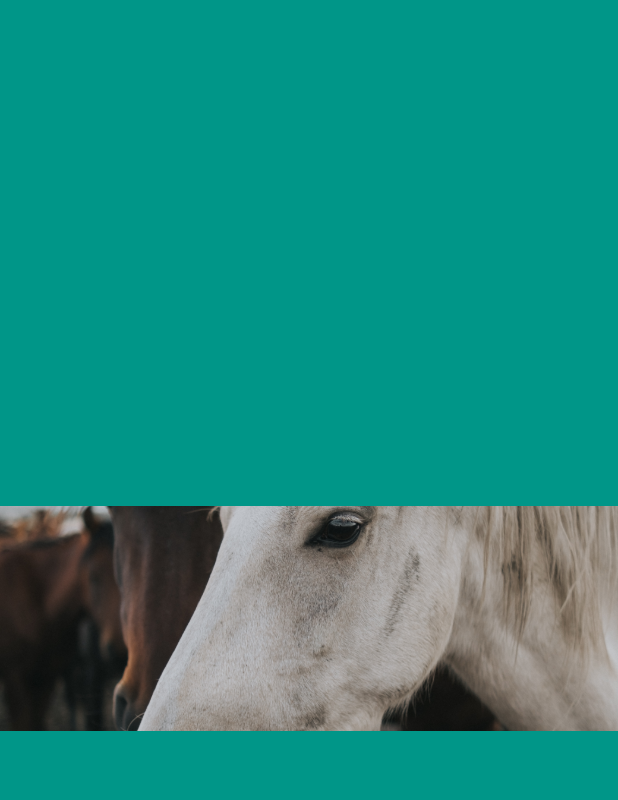
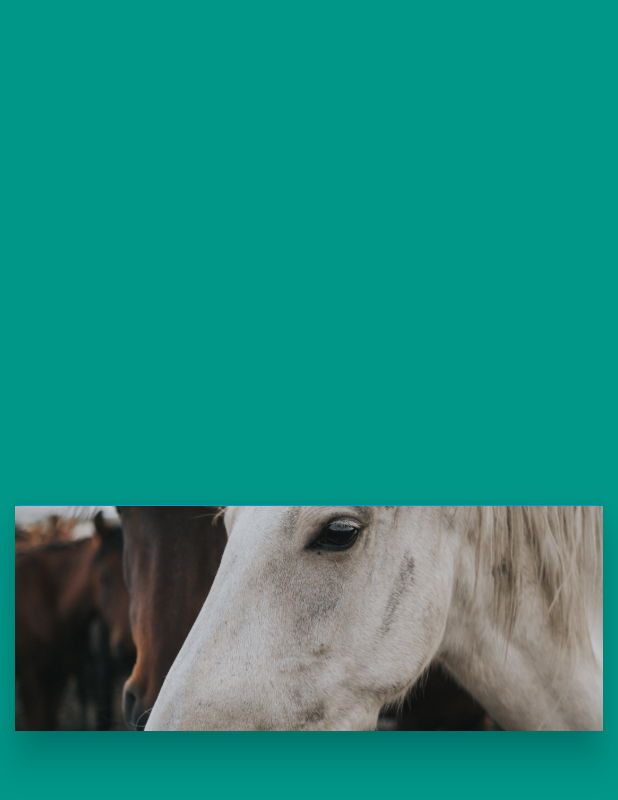
Before and after one commit to Mogoww/Flutter_widgets_basiques, a Flutter app: the screen it shows after launch, on a phone screen of 412 x 824 dp. Shown: the top 800 px of the screen. Run offline on Flutter 3.47's test engine with Material 2 defaults, Android fonts, the phone set to English and light mode, and no system bars.

Commit message:
Add card

```diff
--- a/lib/main.dart
+++ b/lib/main.dart
@@ -35,8 +35,13 @@ class BasicsPage extends StatelessWidget {
             // margin: EdgeInsets.all(10),
             // padding: EdgeInsets.only(top: 150),
             child: Center(
-                child: imageFromAsset(
-                    'images/pexels-feyza-yıldırım-18177110.jpg', size))));
+              child: Card(
+                elevation: 10,
+                child: imageFromAsset("images/pexels-feyza-yıldırım-18177110.jpg", size),
+                color: Colors.blue,
+                margin: EdgeInsets.all(10),
+              ),
+            )));
   }
 
   // Function qui retourne un widget Text
```
